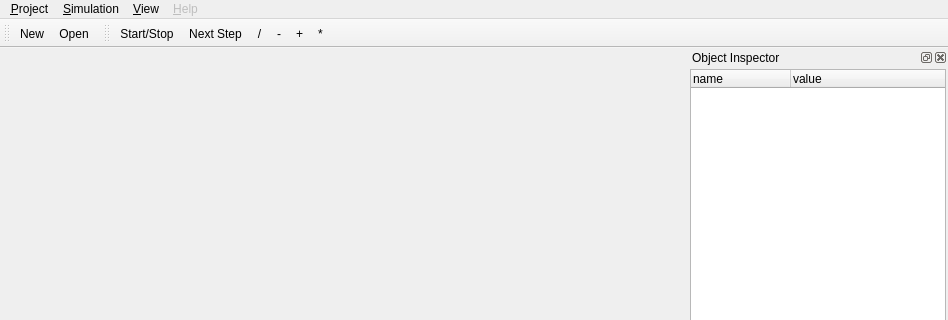
Old version of the form src/Gui/ui/rss_main_window.ui in the repository cordlandwehr/robotswarmsimulator; both pictures show x 0 to 948 and y 0 to 320 of the 948 by 716 pixel window.
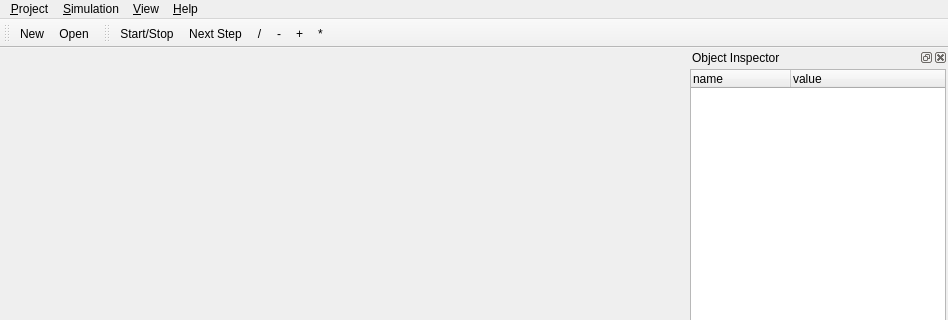
New version of the form. Icons and pictures are not drawn.

```diff
--- a/src/Gui/ui/rss_main_window.ui
+++ b/src/Gui/ui/rss_main_window.ui
@@ -45,7 +45,7 @@
    </widget>
    <widget class="QMenu" name="menu_Help">
     <property name="enabled">
-     <bool>false</bool>
+     <bool>true</bool>
     </property>
     <property name="title">
      <string>&amp;Help</string>
```
Left out of the diff: 12 changed lines with no effect on the pictures.
